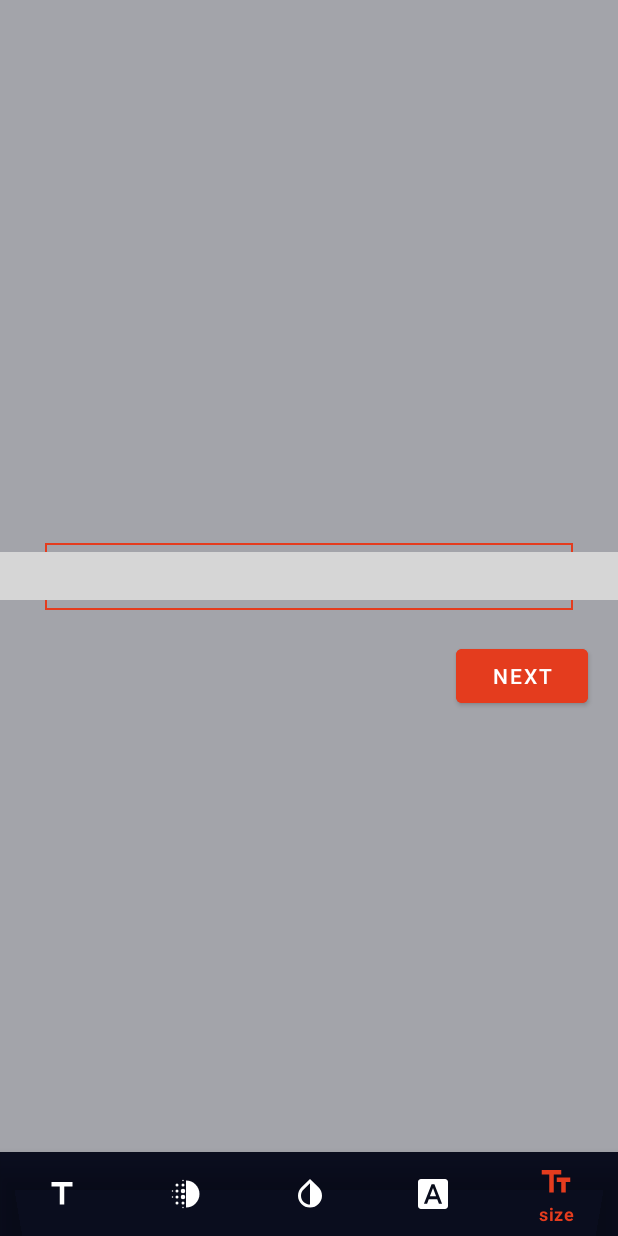
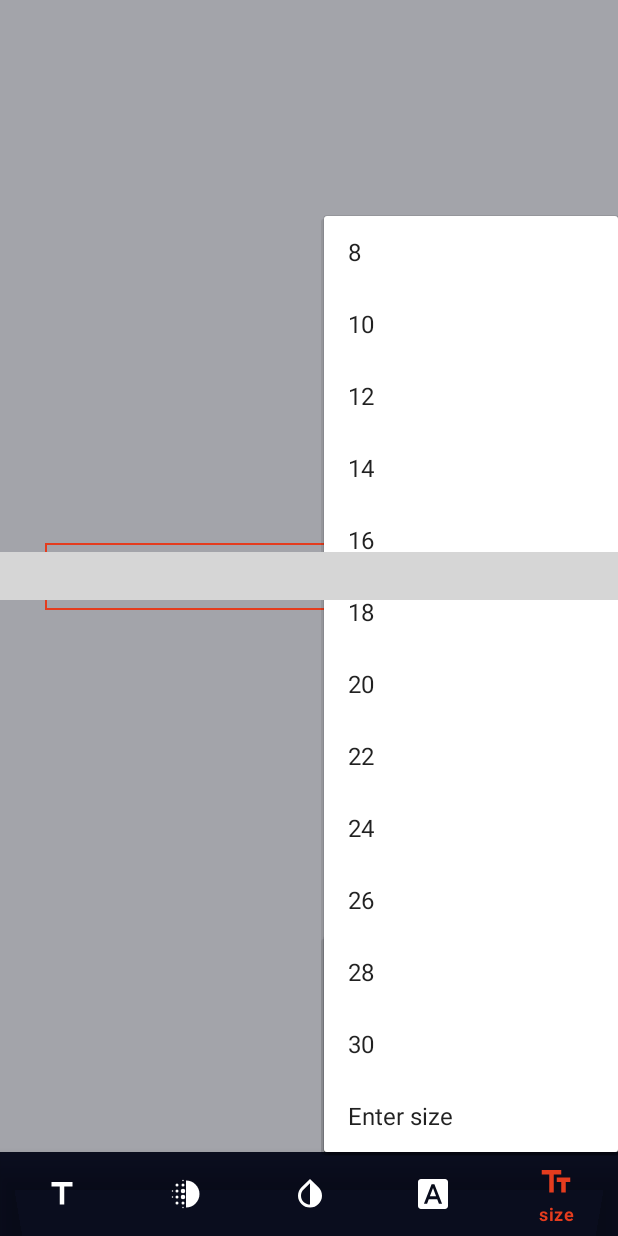
Before and after one commit to pandaabhijeet/Quotify, an Android app: the ImageEditActivity screen opened directly, with no data from a screen before it, item 5 of the bottom bar chosen, on a phone screen of 412 x 824 dp. Run offline under Robolectric (Android 15) with nearby library versions, the phone set to English and light mode, and no system bars; libraries missing offline, so code that uses them is left out: com.jsibbold.zoomage, com.skydoves.colorpickerview; plain views replace ZoomageView; pictures from the network do not load; 2 statements that could not run were skipped; grey boxes are pictures that could not be loaded.

Commit message:
ImageEdit Activity - added color selector - added font size menu and font style menu and layouts.

```diff
--- a/app/build.gradle
+++ b/app/build.gradle
@@ -56,4 +56,5 @@ dependencies {
 
     implementation 'com.etebarian:meow-bottom-navigation:1.2.0'
     implementation "org.jetbrains.kotlin:kotlin-stdlib-jdk7:1.3.61"
+    implementation 'com.github.skydoves:colorpickerview:2.2.4'
 }
--- a/app/src/main/java/com/example/quotify/ImageEditActivity.java
+++ b/app/src/main/java/com/example/quotify/ImageEditActivity.java
@@ -5,7 +5,9 @@ import androidx.annotation.Nullable;
 import androidx.appcompat.app.AppCompatActivity;
 
 import android.annotation.SuppressLint;
+import android.app.AlertDialog;
 import android.content.Context;
+import android.content.DialogInterface;
 import android.content.res.Resources;
 import android.graphics.Bitmap;
 import android.graphics.BitmapFactory;
@@ -30,17 +32,15 @@ import android.widget.TextView;
 import android.widget.Toast;
 
 import com.bumptech.glide.Glide;
-import com.bumptech.glide.request.target.CustomTarget;
-import com.bumptech.glide.request.transition.Transition;
+import com.example.quotify.utilities.ColorFlag;
 import com.google.android.material.bottomnavigation.BottomNavigationView;
 import com.google.android.material.navigation.NavigationBarView;
 import com.jsibbold.zoomage.ZoomageView;
+import com.skydoves.colorpickerview.ColorEnvelope;
+import com.skydoves.colorpickerview.ColorPickerDialog;
+import com.skydoves.colorpickerview.ColorPickerView;
+import com.skydoves.colorpickerview.listeners.ColorEnvelopeListener;
 
-import java.io.IOException;
-import java.io.InputStream;
-import java.net.HttpURLConnection;
-import java.net.MalformedURLException;
-import java.net.URL;
 
 public class ImageEditActivity extends AppCompatActivity {
 
@@ -196,18 +196,55 @@ public class ImageEditActivity extends AppCompatActivity {
     }
     private void openFontSizeMenu()
     {
+        PopupMenu fontSizePopupMenu = new PopupMenu(this, findViewById(R.id.font_size));
+        fontSizePopupMenu.getMenuInflater().inflate(R.menu.font_size_menu,fontSizePopupMenu.getMenu());
+        fontSizePopupMenu.show();
     }
 
     private void openFontStyleMenu()
     {
+        PopupMenu fontStylePopupMenu = new PopupMenu(this, findViewById(R.id.font_style));
+        fontStylePopupMenu.getMenuInflater().inflate(R.menu.font_style_menu,fontStylePopupMenu.getMenu());
+        fontStylePopupMenu.show();
     }
 
     private void openColorMenu()
     {
+//        ColorPickerView colorPickerView = new ColorPickerView.Builder(this)
+//                .setPaletteDrawable(getDrawable(R.drawable.palette_background))
+//                .setFlagView(new ColorFlag(this,R.layout.color_flag_layout))
+//                .build();
+
+        ColorPickerDialog.Builder colorPickerBuilder =  new ColorPickerDialog.Builder(this, AlertDialog.THEME_DEVICE_DEFAULT_LIGHT)
+                .setTitle("What color would you like")
+                .setPreferenceName("ColorPicker")
+                .attachAlphaSlideBar(true)
+                .attachBrightnessSlideBar(true)
+                .setPositiveButton("Select", new ColorEnvelopeListener() {
+                    @Override
+                    public void onColorSelected(ColorEnvelope envelope, boolean fromUser)
+                    {
+                        moveQuoteText.setTextColor(envelope.getColor());
+                    }
+                })
+                .setNegativeButton("Cancel", new DialogInterface.OnClickListener() {
+                    @Override
+                    public void onClick(DialogInterface dialogInterface, int i)
+                    {
+                        dialogInterface.dismiss();
+                    }
+                })
+                .setBottomSpace(12);
+
+        ColorPickerView colorPickerview = colorPickerBuilder.getColorPickerView();
+        colorPickerview.setFlagView(new ColorFlag(this,R.layout.color_flag_layout));
+        colorPickerBuilder.show();
+
     }
 
     private void openShadowMenu()
     {
+
     }
 
 }
--- /dev/null
+++ b/app/src/main/res/drawable/palette_background.xml
@@ -0,0 +1,9 @@
+<?xml version="1.0" encoding="utf-8"?>
+<selector xmlns:android="http://schemas.android.com/apk/res/android">
+    <item android:state_enabled="true">
+        <shape android:shape="rectangle">
+            <corners android:radius="30dp"/>
+        </shape>
+        <color android:color="@color/bluish_white"/>
+    </item>
+</selector>
--- a/app/src/main/res/layout/activity_image_edit.xml
+++ b/app/src/main/res/layout/activity_image_edit.xml
@@ -87,5 +87,4 @@
         app:layout_constraintTop_toBottomOf="@+id/quote_text"
         android:layout_marginTop="20dp"
         android:layout_marginEnd="20dp"/>
-
 </androidx.constraintlayout.widget.ConstraintLayout>
--- /dev/null
+++ b/app/src/main/res/menu/font_size_menu.xml
@@ -0,0 +1,56 @@
+<?xml version="1.0" encoding="utf-8"?>
+<menu xmlns:android="http://schemas.android.com/apk/res/android">
+    <item
+        android:id="@+id/font_8"
+        android:title="8">
+    </item>
+    <item
+        android:id="@+id/font_10"
+        android:title="10">
+    </item>
+    <item
+        android:id="@+id/font_12"
+        android:title="12">
+    </item>
+    <item
+        android:id="@+id/font_14"
+        android:title="14">
+    </item>
+    <item
+        android:id="@+id/font_16"
+        android:title="16">
+    </item>
+    <item
+        android:id="@+id/font_18"
+        android:title="18">
+    </item>
+    <item
+        android:id="@+id/font_20"
+        android:title="20">
+    </item>
+    <item
+        android:id="@+id/font_22"
+        android:title="22">
+    </item>
+    <item
+        android:id="@+id/font_24"
+        android:title="24">
+    </item>
+    <item
+        android:id="@+id/font_26"
+        android:title="26">
+    </item>
+    <item
+        android:id="@+id/font_28"
+        android:title="28">
+    </item>
+    <item
+        android:id="@+id/font_30"
+        android:title="30">
+    </item>
+    <item
+        android:id="@+id/enter_size"
+        android:title="Enter size">
+    </item>
+
+</menu>
--- /dev/null
+++ b/app/src/main/res/menu/font_style_menu.xml
@@ -0,0 +1,16 @@
+<?xml version="1.0" encoding="utf-8"?>
+<menu xmlns:android="http://schemas.android.com/apk/res/android">
+    <item
+        android:id="@+id/font_bold"
+        android:title="Bold">
+    </item>
+    <item
+        android:id="@+id/font_italic"
+        android:title="Italic">
+    </item>
+    <item
+        android:id="@+id/font_underlined"
+        android:title="Underline">
+    </item>
+
+</menu>
```
Also changed, not shown: app/src/main/java/com/example/quotify/utilities/ColorFlag.java (added, +29 -0 lines), app/src/main/res/layout/color_flag_layout.xml (added, +27 -0 lines).
